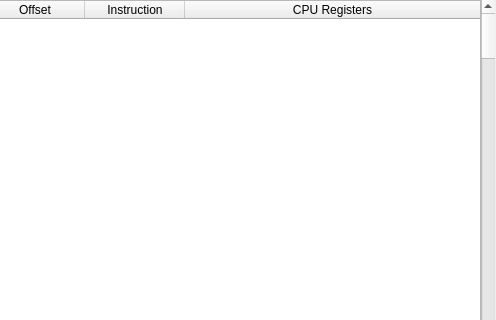
The window that qtNanomite/qtDLGTrace.ui (zer0fl4g/Nanomite) describes before a commit, drawn with Qt 5; both pictures show x 216 to 712 and y 0 to 320 of the 712 by 510 pixel window.
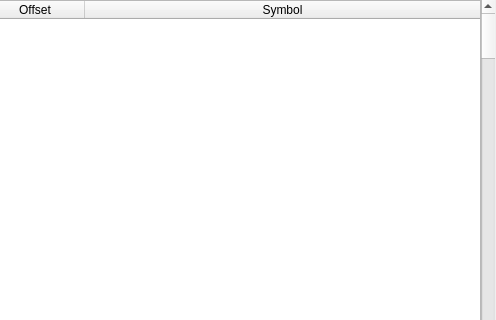
The same window after the commit. Icons and pictures are not drawn.

Diff of the .ui file:
```diff
--- a/qtNanomite/qtDLGTrace.ui
+++ b/qtNanomite/qtDLGTrace.ui
@@ -90,12 +90,7 @@
       </column>
       <column>
        <property name="text">
-        <string>Instruction</string>
-       </property>
-      </column>
-      <column>
-       <property name="text">
-        <string>CPU Registers</string>
+        <string>Symbol</string>
        </property>
       </column>
      </widget>
```
Left out of the diff: 19 changed lines with no effect on the pictures.
